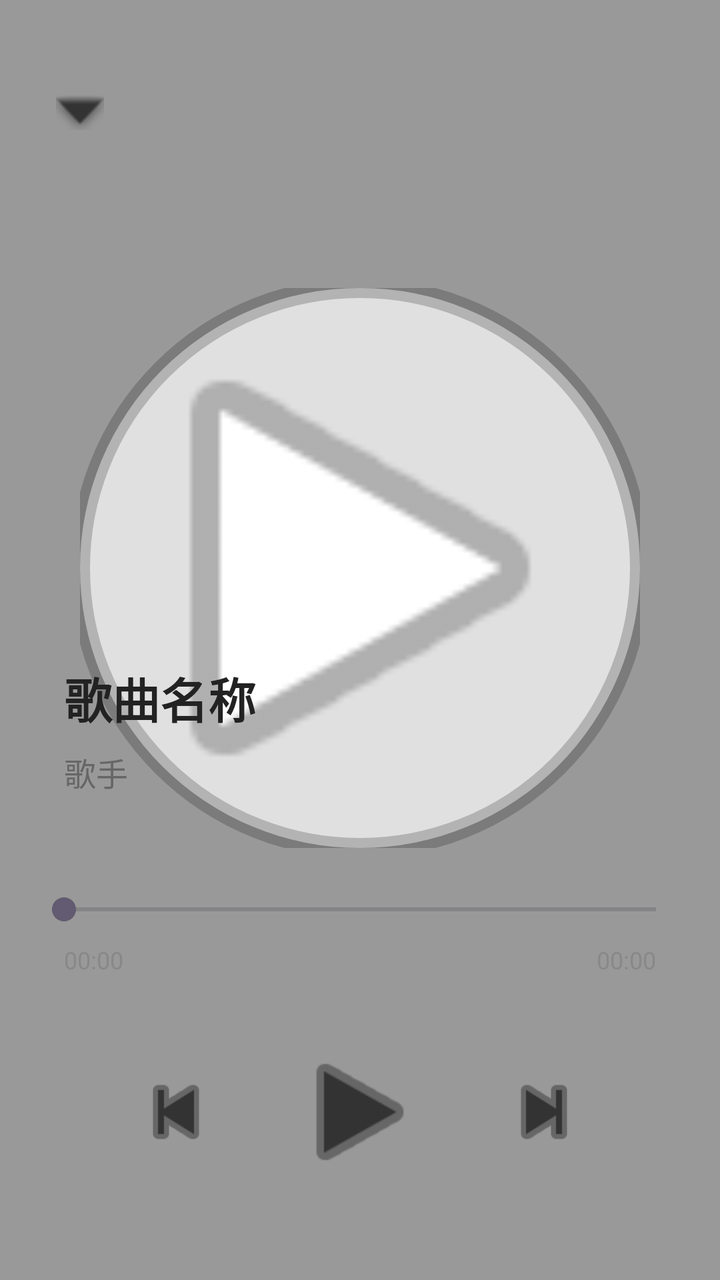
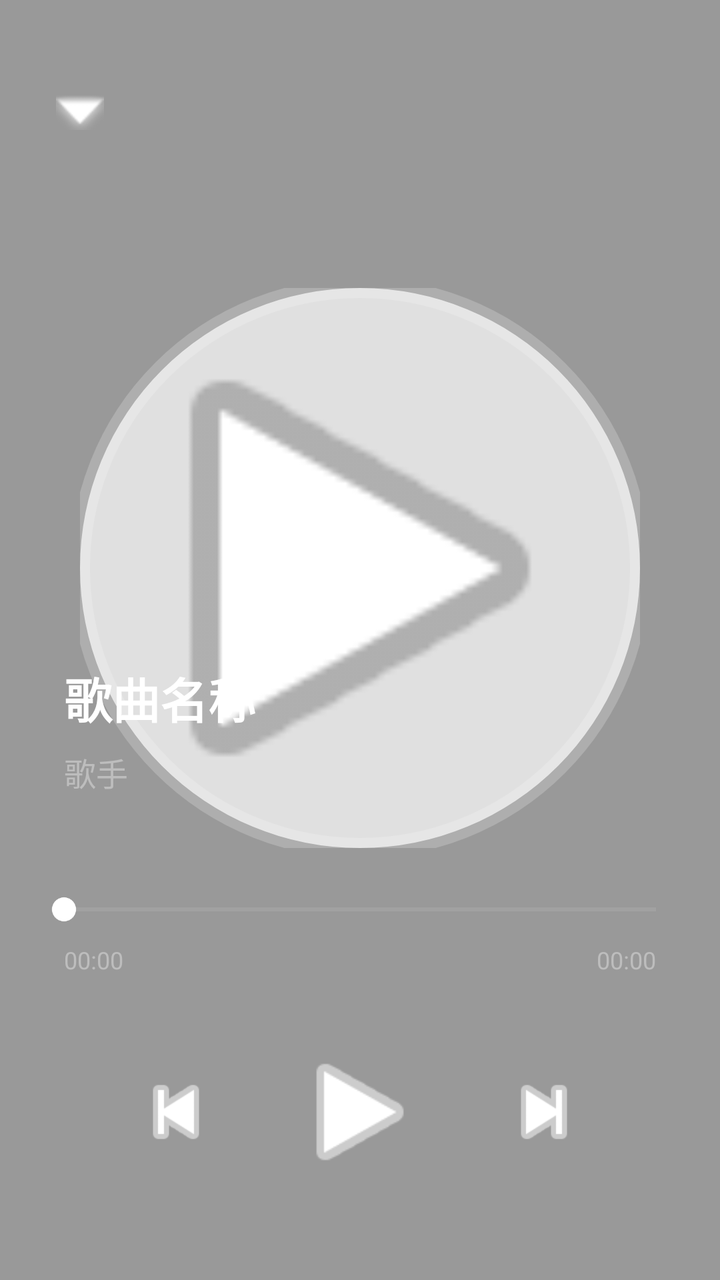

The first picture is an Android layout as it rendered before a commit; the second is the same layout after the commit. The layout source and the unified diff follow.
<!-- AndroidManifest.xml: activity theme Theme.MusicPro.Transparent -->
<!-- res/layout/activity_player.xml -->
<?xml version="1.0" encoding="utf-8"?>
<FrameLayout xmlns:android="http://schemas.android.com/apk/res/android"
    xmlns:app="http://schemas.android.com/apk/res-auto"
    android:id="@+id/player_root"
    android:layout_width="match_parent"
    android:layout_height="match_parent">

    
    <View
        android:id="@+id/dim_view"
        android:layout_width="match_parent"
        android:layout_height="match_parent"
        android:background="#000000"
        android:alpha="0.4" />

    
    <FrameLayout
        android:id="@+id/player_glass_container"
        android:layout_width="match_parent"
        android:layout_height="match_parent">

        

        
        <androidx.constraintlayout.widget.ConstraintLayout
            android:id="@+id/player_content"
            android:layout_width="match_parent"
            android:layout_height="match_parent"
            android:background="@android:color/transparent">

            <ImageView
                android:id="@+id/btn_down"
                android:layout_width="48dp"
                android:layout_height="48dp"
                android:layout_marginStart="16dp"
                android:layout_marginTop="32dp"
                android:padding="12dp"
                android:background="?attr/selectableItemBackgroundBorderless"
                android:src="@android:drawable/arrow_down_float"
                app:layout_constraintStart_toStartOf="parent"
                app:layout_constraintTop_toTopOf="parent"
                app:tint="@color/player_icon_tint" />

            <com.google.android.material.imageview.ShapeableImageView
                android:id="@+id/iv_record_cover"
                android:layout_width="280dp"
                android:layout_height="280dp"
                android:layout_marginTop="64dp"
                android:background="#E0E0E0"
                android:scaleType="centerCrop"
                android:src="@android:drawable/ic_media_play"
                app:layout_constraintEnd_toEndOf="parent"
                app:layout_constraintStart_toStartOf="parent"
                app:layout_constraintTop_toBottomOf="@+id/btn_down"
                app:shapeAppearanceOverlay="@style/CornerFamily.Rounded"
                app:strokeColor="@color/player_cover_stroke"
                app:strokeWidth="10dp" />

            <TextView
                android:id="@+id/tv_player_title"
                android:layout_width="0dp"
                android:layout_height="wrap_content"
                android:layout_marginHorizontal="32dp"
                android:layout_marginBottom="8dp"
                android:ellipsize="end"
                android:maxLines="1"
                android:text="歌曲名称"
                android:textColor="@color/player_text_primary"
                android:textSize="24sp"
                android:textStyle="bold"
                app:layout_constraintBottom_toTopOf="@+id/tv_player_artist"
                app:layout_constraintEnd_toEndOf="parent"
                app:layout_constraintStart_toStartOf="parent" />

            <TextView
                android:id="@+id/tv_player_artist"
                android:layout_width="0dp"
                android:layout_height="wrap_content"
                android:layout_marginHorizontal="32dp"
                android:layout_marginBottom="48dp"
                android:text="歌手"
                android:textColor="@color/player_text_secondary"
                android:textSize="16sp"
                app:layout_constraintBottom_toTopOf="@+id/seek_bar"
                app:layout_constraintEnd_toEndOf="parent"
                app:layout_constraintStart_toStartOf="parent" />

            <SeekBar
                android:id="@+id/seek_bar"
                android:layout_width="match_parent"
                android:layout_height="wrap_content"
                android:layout_marginHorizontal="16dp"
                android:layout_marginBottom="8dp"
                app:layout_constraintBottom_toTopOf="@+id/tv_time_current" />

            <TextView
                android:id="@+id/tv_time_current"
                android:layout_width="wrap_content"
                android:layout_height="wrap_content"
                android:layout_marginStart="32dp"
                android:layout_marginBottom="32dp"
                android:text="00:00"
                android:textColor="@color/player_text_tertiary"
                android:textSize="12sp"
                app:layout_constraintBottom_toTopOf="@+id/btn_player_play_pause"
                app:layout_constraintStart_toStartOf="parent" />

            <TextView
                android:id="@+id/tv_time_total"
                android:layout_width="wrap_content"
                android:layout_height="wrap_content"
                android:layout_marginEnd="32dp"
                android:text="00:00"
                android:textColor="@color/player_text_tertiary"
                android:textSize="12sp"
                app:layout_constraintBottom_toBottomOf="@+id/tv_time_current"
                app:layout_constraintEnd_toEndOf="parent"
                app:layout_constraintTop_toTopOf="@+id/tv_time_current" />

            <ImageView
                android:id="@+id/btn_player_play_pause"
                android:layout_width="72dp"
                android:layout_height="72dp"
                android:layout_marginBottom="48dp"
                android:background="?attr/selectableItemBackgroundBorderless"
                android:src="@android:drawable/ic_media_play"
                app:layout_constraintBottom_toBottomOf="parent"
                app:layout_constraintEnd_toEndOf="parent"
                app:layout_constraintStart_toStartOf="parent"
                app:tint="@color/player_icon_tint" />

            <ImageView
                android:id="@+id/btn_player_prev"
                android:layout_width="48dp"
                android:layout_height="48dp"
                android:layout_marginEnd="32dp"
                android:background="?attr/selectableItemBackgroundBorderless"
                android:src="@android:drawable/ic_media_previous"
                app:layout_constraintBottom_toBottomOf="@+id/btn_player_play_pause"
                app:layout_constraintEnd_toStartOf="@+id/btn_player_play_pause"
                app:layout_constraintTop_toTopOf="@+id/btn_player_play_pause"
                app:tint="@color/player_icon_tint" />

            <ImageView
                android:id="@+id/btn_player_next"
                android:layout_width="48dp"
                android:layout_height="48dp"
                android:layout_marginStart="32dp"
                android:background="?attr/selectableItemBackgroundBorderless"
                android:src="@android:drawable/ic_media_next"
                app:layout_constraintBottom_toBottomOf="@+id/btn_player_play_pause"
                app:layout_constraintStart_toEndOf="@+id/btn_player_play_pause"
                app:layout_constraintTop_toTopOf="@+id/btn_player_play_pause"
                app:tint="@color/player_icon_tint" />

        </androidx.constraintlayout.widget.ConstraintLayout>
    </FrameLayout>
</FrameLayout>
<!-- resources referenced by this layout -->
<resources>
  <color name="player_cover_stroke">#33000000</color>
  <color name="player_icon_tint">#333333</color>
  <color name="player_text_primary">#222222</color>
  <color name="player_text_secondary">#666666</color>
  <color name="player_text_tertiary">#888888</color>
  <style name="CornerFamily.Rounded" parent="">
          <item name="cornerFamily">rounded</item>
          <item name="cornerSize">50%</item>
      </style>
  <style name="Theme.MusicPro.Transparent" parent="Theme.MusicPro">
          <item name="android:windowBackground">@android:color/transparent</item>
          <item name="android:windowIsTranslucent">true</item>
          <item name="android:windowContentOverlay">@null</item>
          <item name="android:windowNoTitle">true</item>
          <item name="android:backgroundDimEnabled">false</item>
      </style>
  <style name="Theme.MusicPro" parent="Base.Theme.MusicPro" />
  <style name="Base.Theme.MusicPro" parent="Theme.Material3.DayNight.NoActionBar">
          
          <item name="colorPrimary">@color/md_theme_primary</item>
      </style>
  <color name="md_theme_primary">#5C6BC0</color>
</resources>

<!-- the commit's change to res/layout/activity_player.xml (unified diff, before → after) -->
@@ -18,141 +18,143 @@
         android:id="@+id/player_glass_container"
         android:layout_width="match_parent"
         android:layout_height="match_parent">
+        
+    </FrameLayout>
 
-        
+    
+    <androidx.constraintlayout.widget.ConstraintLayout
+        android:id="@+id/player_content"
+        android:layout_width="match_parent"
+        android:layout_height="match_parent"
+        android:background="@android:color/transparent">
 
-        
-        <androidx.constraintlayout.widget.ConstraintLayout
-            android:id="@+id/player_content"
+        <ImageView
+            android:id="@+id/btn_down"
+            android:layout_width="48dp"
+            android:layout_height="48dp"
+            android:layout_marginStart="16dp"
+            android:layout_marginTop="32dp"
+            android:padding="12dp"
+            android:background="?attr/selectableItemBackgroundBorderless"
+            android:src="@android:drawable/arrow_down_float"
+            app:layout_constraintStart_toStartOf="parent"
+            app:layout_constraintTop_toTopOf="parent"
+            app:tint="@color/player_icon_bright" />
+
+        <com.google.android.material.imageview.ShapeableImageView
+            android:id="@+id/iv_record_cover"
+            android:layout_width="280dp"
+            android:layout_height="280dp"
+            android:layout_marginTop="64dp"
+            android:background="#E0E0E0"
+            android:scaleType="centerCrop"
+            android:src="@android:drawable/ic_media_play"
+            app:layout_constraintEnd_toEndOf="parent"
+            app:layout_constraintStart_toStartOf="parent"
+            app:layout_constraintTop_toBottomOf="@+id/btn_down"
+            app:shapeAppearanceOverlay="@style/CornerFamily.Rounded"
+            app:strokeColor="@color/player_cover_stroke"
+            app:strokeWidth="10dp" />
+
+        <TextView
+            android:id="@+id/tv_player_title"
+            android:layout_width="0dp"
+            android:layout_height="wrap_content"
+            android:layout_marginHorizontal="32dp"
+            android:layout_marginBottom="8dp"
+            android:ellipsize="end"
+            android:maxLines="1"
+            android:text="歌曲名称"
+            android:textColor="@color/player_text_primary"
+            android:textSize="24sp"
+            android:textStyle="bold"
+            app:layout_constraintBottom_toTopOf="@+id/tv_player_artist"
+            app:layout_constraintEnd_toEndOf="parent"
+            app:layout_constraintStart_toStartOf="parent" />
+
+        <TextView
+            android:id="@+id/tv_player_artist"
+            android:layout_width="0dp"
+            android:layout_height="wrap_content"
+            android:layout_marginHorizontal="32dp"
+            android:layout_marginBottom="48dp"
+            android:text="歌手"
+            android:textColor="@color/player_text_secondary"
+            android:textSize="16sp"
+            app:layout_constraintBottom_toTopOf="@+id/seek_bar"
+            app:layout_constraintEnd_toEndOf="parent"
+            app:layout_constraintStart_toStartOf="parent" />
+
+        <SeekBar
+            android:id="@+id/seek_bar"
             android:layout_width="match_parent"
-            android:layout_height="match_parent"
-            android:background="@android:color/transparent">
+            android:layout_height="wrap_content"
+            android:layout_marginHorizontal="16dp"
+            android:layout_marginBottom="8dp"
+            android:progressTint="@android:color/white"
+            android:thumbTint="@android:color/white"
+            android:progressBackgroundTint="#4DFFFFFF"
+            app:layout_constraintBottom_toTopOf="@+id/tv_time_current" />
 
-            <ImageView
-                android:id="@+id/btn_down"
-                android:layout_width="48dp"
-                android:layout_height="48dp"
-                android:layout_marginStart="16dp"
-                android:layout_marginTop="32dp"
-                android:padding="12dp"
-                android:background="?attr/selectableItemBackgroundBorderless"
-                android:src="@android:drawable/arrow_down_float"
-                app:layout_constraintStart_toStartOf="parent"
-                app:layout_constraintTop_toTopOf="parent"
-                app:tint="@color/player_icon_tint" />
+        <TextView
+            android:id="@+id/tv_time_current"
+            android:layout_width="wrap_content"
+            android:layout_height="wrap_content"
+            android:layout_marginStart="32dp"
+            android:layout_marginBottom="32dp"
+            android:text="00:00"
+            android:textColor="@color/player_text_tertiary"
+            android:textSize="12sp"
+            app:layout_constraintBottom_toTopOf="@+id/btn_player_play_pause"
+            app:layout_constraintStart_toStartOf="parent" />
 
-            <com.google.android.material.imageview.ShapeableImageView
-                android:id="@+id/iv_record_cover"
-                android:layout_width="280dp"
-                android:layout_height="280dp"
-                android:layout_marginTop="64dp"
-                android:background="#E0E0E0"
-                android:scaleType="centerCrop"
-                android:src="@android:drawable/ic_media_play"
-                app:layout_constraintEnd_toEndOf="parent"
-                app:layout_constraintStart_toStartOf="parent"
-                app:layout_constraintTop_toBottomOf="@+id/btn_down"
-                app:shapeAppearanceOverlay="@style/CornerFamily.Rounded"
-                app:strokeColor="@color/player_cover_stroke"
-                app:strokeWidth="10dp" />
+        <TextView
+            android:id="@+id/tv_time_total"
+            android:layout_width="wrap_content"
+            android:layout_height="wrap_content"
+            android:layout_marginEnd="32dp"
+            android:text="00:00"
+            android:textColor="@color/player_text_tertiary"
+            android:textSize="12sp"
+            app:layout_constraintBottom_toBottomOf="@+id/tv_time_current"
+            app:layout_constraintEnd_toEndOf="parent"
+            app:layout_constraintTop_toTopOf="@+id/tv_time_current" />
 
-            <TextView
-                android:id="@+id/tv_player_title"
-                android:layout_width="0dp"
-                android:layout_height="wrap_content"
-                android:layout_marginHorizontal="32dp"
-                android:layout_marginBottom="8dp"
-                android:ellipsize="end"
-                android:maxLines="1"
-                android:text="歌曲名称"
-                android:textColor="@color/player_text_primary"
-                android:textSize="24sp"
-                android:textStyle="bold"
-                app:layout_constraintBottom_toTopOf="@+id/tv_player_artist"
-                app:layout_constraintEnd_toEndOf="parent"
-                app:layout_constraintStart_toStartOf="parent" />
+        <ImageView
+            android:id="@+id/btn_player_play_pause"
+            android:layout_width="72dp"
+            android:layout_height="72dp"
+            android:layout_marginBottom="48dp"
+            android:background="?attr/selectableItemBackgroundBorderless"
+            android:src="@android:drawable/ic_media_play"
+            app:layout_constraintBottom_toBottomOf="parent"
+            app:layout_constraintEnd_toEndOf="parent"
+            app:layout_constraintStart_toStartOf="parent"
+            app:tint="@color/player_icon_bright" />
 
-            <TextView
-                android:id="@+id/tv_player_artist"
-                android:layout_width="0dp"
-                android:layout_height="wrap_content"
-                android:layout_marginHorizontal="32dp"
-                android:layout_marginBottom="48dp"
-                android:text="歌手"
-                android:textColor="@color/player_text_secondary"
-                android:textSize="16sp"
-                app:layout_constraintBottom_toTopOf="@+id/seek_bar"
-                app:layout_constraintEnd_toEndOf="parent"
-                app:layout_constraintStart_toStartOf="parent" />
+        <ImageView
+            android:id="@+id/btn_player_prev"
+            android:layout_width="48dp"
+            android:layout_height="48dp"
+            android:layout_marginEnd="32dp"
+            android:background="?attr/selectableItemBackgroundBorderless"
+            android:src="@android:drawable/ic_media_previous"
+            app:layout_constraintBottom_toBottomOf="@+id/btn_player_play_pause"
+            app:layout_constraintEnd_toStartOf="@+id/btn_player_play_pause"
+            app:layout_constraintTop_toTopOf="@+id/btn_player_play_pause"
+            app:tint="@color/player_icon_bright" />
 
-            <SeekBar
-                android:id="@+id/seek_bar"
-                android:layout_width="match_parent"
-                android:layout_height="wrap_content"
-                android:layout_marginHorizontal="16dp"
-                android:layout_marginBottom="8dp"
-                app:layout_constraintBottom_toTopOf="@+id/tv_time_current" />
+        <ImageView
+            android:id="@+id/btn_player_next"
+            android:layout_width="48dp"
+            android:layout_height="48dp"
+            android:layout_marginStart="32dp"
+            android:background="?attr/selectableItemBackgroundBorderless"
+            android:src="@android:drawable/ic_media_next"
+            app:layout_constraintBottom_toBottomOf="@+id/btn_player_play_pause"
+            app:layout_constraintStart_toEndOf="@+id/btn_player_play_pause"
+            app:layout_constraintTop_toTopOf="@+id/btn_player_play_pause"
+            app:tint="@color/player_icon_bright" />
 
-            <TextView
-                android:id="@+id/tv_time_current"
-                android:layout_width="wrap_content"
-                android:layout_height="wrap_content"
-                android:layout_marginStart="32dp"
-                android:layout_marginBottom="32dp"
-                android:text="00:00"
-                android:textColor="@color/player_text_tertiary"
-                android:textSize="12sp"
-                app:layout_constraintBottom_toTopOf="@+id/btn_player_play_pause"
-                app:layout_constraintStart_toStartOf="parent" />
-
-            <TextView
-                android:id="@+id/tv_time_total"
-                android:layout_width="wrap_content"
-                android:layout_height="wrap_content"
-                android:layout_marginEnd="32dp"
-                android:text="00:00"
-                android:textColor="@color/player_text_tertiary"
-                android:textSize="12sp"
-                app:layout_constraintBottom_toBottomOf="@+id/tv_time_current"
-                app:layout_constraintEnd_toEndOf="parent"
-                app:layout_constraintTop_toTopOf="@+id/tv_time_current" />
-
-            <ImageView
-                android:id="@+id/btn_player_play_pause"
-                android:layout_width="72dp"
-                android:layout_height="72dp"
-                android:layout_marginBottom="48dp"
-                android:background="?attr/selectableItemBackgroundBorderless"
-                android:src="@android:drawable/ic_media_play"
-                app:layout_constraintBottom_toBottomOf="parent"
-                app:layout_constraintEnd_toEndOf="parent"
-                app:layout_constraintStart_toStartOf="parent"
-                app:tint="@color/player_icon_tint" />
-
-            <ImageView
-                android:id="@+id/btn_player_prev"
-                android:layout_width="48dp"
-                android:layout_height="48dp"
-                android:layout_marginEnd="32dp"
-                android:background="?attr/selectableItemBackgroundBorderless"
-                android:src="@android:drawable/ic_media_previous"
-                app:layout_constraintBottom_toBottomOf="@+id/btn_player_play_pause"
-                app:layout_constraintEnd_toStartOf="@+id/btn_player_play_pause"
-                app:layout_constraintTop_toTopOf="@+id/btn_player_play_pause"
-                app:tint="@color/player_icon_tint" />
-
-            <ImageView
-                android:id="@+id/btn_player_next"
-                android:layout_width="48dp"
-                android:layout_height="48dp"
-                android:layout_marginStart="32dp"
-                android:background="?attr/selectableItemBackgroundBorderless"
-                android:src="@android:drawable/ic_media_next"
-                app:layout_constraintBottom_toBottomOf="@+id/btn_player_play_pause"
-                app:layout_constraintStart_toEndOf="@+id/btn_player_play_pause"
-                app:layout_constraintTop_toTopOf="@+id/btn_player_play_pause"
-                app:tint="@color/player_icon_tint" />
-
-        </androidx.constraintlayout.widget.ConstraintLayout>
-    </FrameLayout>
+    </androidx.constraintlayout.widget.ConstraintLayout>
 </FrameLayout>
<!-- resource entries referenced after the edit -->
@@ -1,10 +1,10 @@
 <!-- resources referenced by this layout -->
 <resources>
-  <color name="player_cover_stroke">#33000000</color>
-  <color name="player_icon_tint">#333333</color>
-  <color name="player_text_primary">#222222</color>
-  <color name="player_text_secondary">#666666</color>
-  <color name="player_text_tertiary">#888888</color>
+  <color name="player_cover_stroke">#33FFFFFF</color>
+  <color name="player_icon_bright">#FFFFFF</color>
+  <color name="player_text_primary">#FFFFFF</color>
+  <color name="player_text_secondary">#BDBDBD</color>
+  <color name="player_text_tertiary">#BDBDBD</color>
   <style name="CornerFamily.Rounded" parent="">
           <item name="cornerFamily">rounded</item>
           <item name="cornerSize">50%</item>
@@ -14,9 +14,15 @@
           <item name="android:windowIsTranslucent">true</item>
           <item name="android:windowContentOverlay">@null</item>
           <item name="android:windowNoTitle">true</item>
-          <item name="android:backgroundDimEnabled">false</item>
+          <item name="android:backgroundDimEnabled">true</item>
+          <item name="bottomSheetStyle">@style/CustomBottomSheetStyle</item>
       </style>
   <style name="Theme.MusicPro" parent="Base.Theme.MusicPro" />
+  <style name="CustomBottomSheetStyle" parent="Widget.MaterialComponents.BottomSheet.Modal">
+          <item name="android:background">@android:color/transparent</item>
+          <item name="backgroundTint">@android:color/transparent</item>
+          <item name="shapeAppearance">@null</item>
+      </style>
   <style name="Base.Theme.MusicPro" parent="Theme.Material3.DayNight.NoActionBar">
           
           <item name="colorPrimary">@color/md_theme_primary</item>
